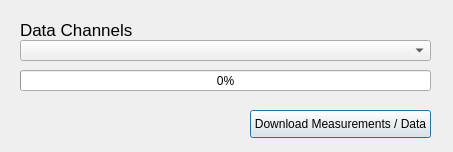
Old version of the form ui/watering_datachannels_dialog.ui in the repository Ingeniousware/QGISWaterIng.
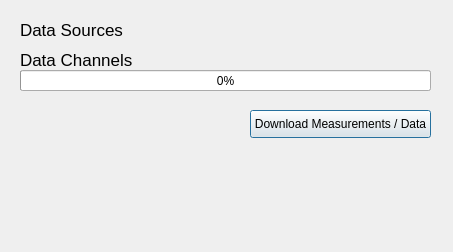
New version of the form.

Commit message: completing the dialog to read data channels

What changed in the file:
```diff
--- a/ui/watering_datachannels_dialog.ui
+++ b/ui/watering_datachannels_dialog.ui
@@ -10,22 +10,13 @@
     <x>0</x>
     <y>0</y>
     <width>453</width>
-    <height>152</height>
+    <height>252</height>
    </rect>
   </property>
   <property name="windowTitle">
    <string>WaterIng Data Channels</string>
   </property>
-  <widget class="QComboBox" name="analysis_box">
-   <property name="geometry">
-    <rect>
-     <x>20</x>
-     <y>40</y>
-     <width>411</width>
-     <height>21</height>
-    </rect>
-   </property>
-  </widget>
+
   <widget class="QLabel" name="projectLabel">
    <property name="enabled">
     <bool>true</bool>
@@ -46,9 +37,46 @@
     </font>
    </property>
    <property name="text">
+    <string>Data Sources</string>
+   </property>
+  </widget>
+
+
+  <widget class="QLabel" name="projectLabel">
+   <property name="enabled">
+    <bool>true</bool>
+   </property>
+   <property name="geometry">
+    <rect>
+     <x>20</x>
+     <y>50</y>
+     <width>171</width>
+     <height>20</height>
+    </rect>
+   </property>
+   <property name="font">
+    <font>
+     <pointsize>13</pointsize>
+     <weight>50</weight>
+     <bold>false</bold>
+    </font>
+   </property>
+   <property name="text">
     <string>Data Channels</string>
    </property>
   </widget>
+
+  <widget class="QComboBox" name="datachannels_box">
+   <property name="geometry">
+    <rect>
+     <x>20</x>
+     <y>70</y>
+     <width>411</width>
+     <height>21</height>
+    </rect>
+   </property>
+  </widget>
+
   <widget class="QPushButton" name="BtGetAnalysisResultsCurrent">
    <property name="geometry">
     <rect>
```
The commit also changes 1 other file.
